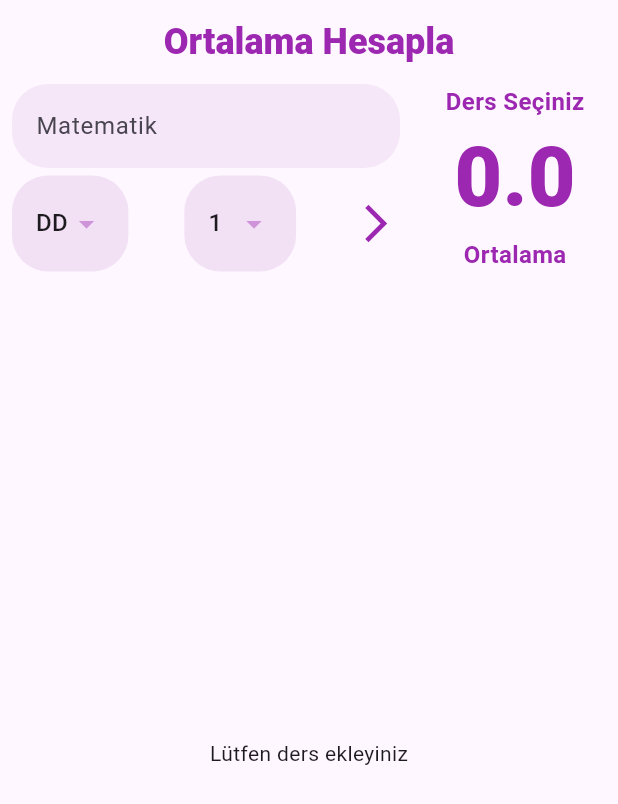
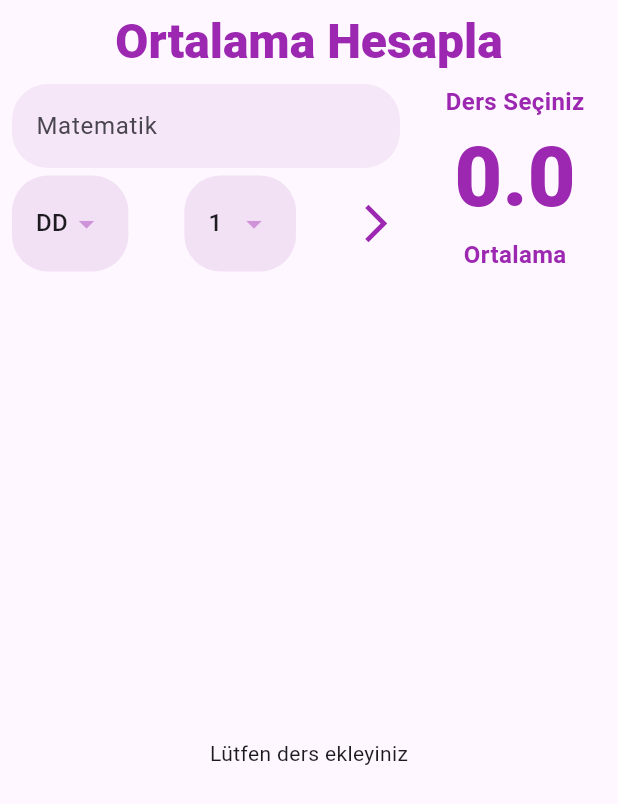
Before and after one commit to suleymanharbelioglu/practice_ortlama_hesaplama, a Flutter app: the screen it shows after launch, on a phone screen of 412 x 824 dp. Shown: the top 804 px of the screen. Run offline on Flutter 3.47's test engine with Material 3 defaults, Android fonts, the phone set to English and light mode, and no system bars.

Commit message:
app finished

```diff
--- a/lib/helper/data_helper.dart
+++ b/lib/helper/data_helper.dart
@@ -4,6 +4,7 @@ class DataHelper {
    static List<String> _createDersHarfNotlari() {
     return ['AA', 'BA', 'BB', 'CB', 'CC', 'DC', 'DD', 'FD', 'FF'];
   }
+
     static double _harfiNotaCevir(String harf) {
     switch (harf) {
       case 'AA':
@@ -29,8 +30,6 @@ class DataHelper {
     }
   }
 
-
-
   static List<DropdownMenuItem<double>> tumDersHarfleri() {
     return _createDersHarfNotlari()
         .map((e) => DropdownMenuItem<double>(
--- a/lib/page/ortalama_hesapla.dart
+++ b/lib/page/ortalama_hesapla.dart
@@ -16,8 +16,8 @@ class _OrtalamaHesaplaPageState extends State<OrtalamaHesaplaPage> {
   double secilen = 1;
   double secilenKredi = 1;
   String girilenDersAdi = 'Ders Adı Girilmemiş';
-  double krediDegeri = 1;
-  double notDegeri = 4;
+  // double krediDegeri = 1;
+  // double notDegeri = 4;
   var formKey = GlobalKey<FormState>();
   @override
   Widget build(BuildContext context) {
@@ -29,7 +29,7 @@ class _OrtalamaHesaplaPageState extends State<OrtalamaHesaplaPage> {
           child: Text(
             'Ortalama Hesapla',
             style: TextStyle(
-              fontSize: 24,
+              fontSize: 32,
               fontWeight: FontWeight.w900,
               color: AppConstants.anaRenk,
             ),
```
